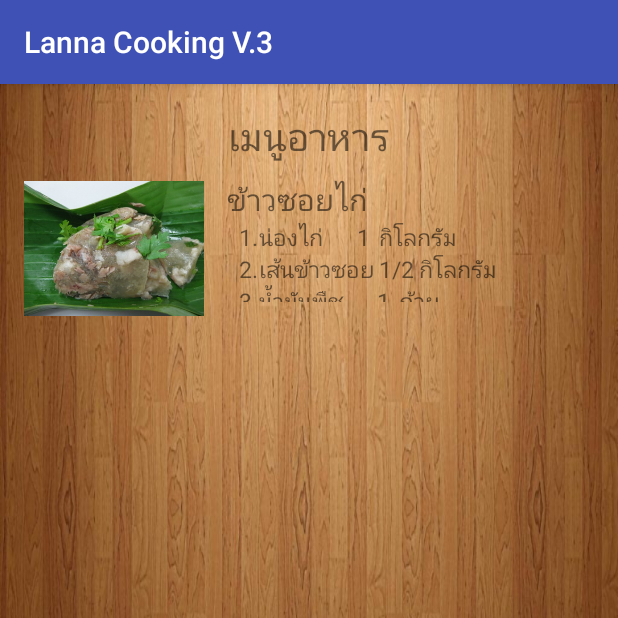
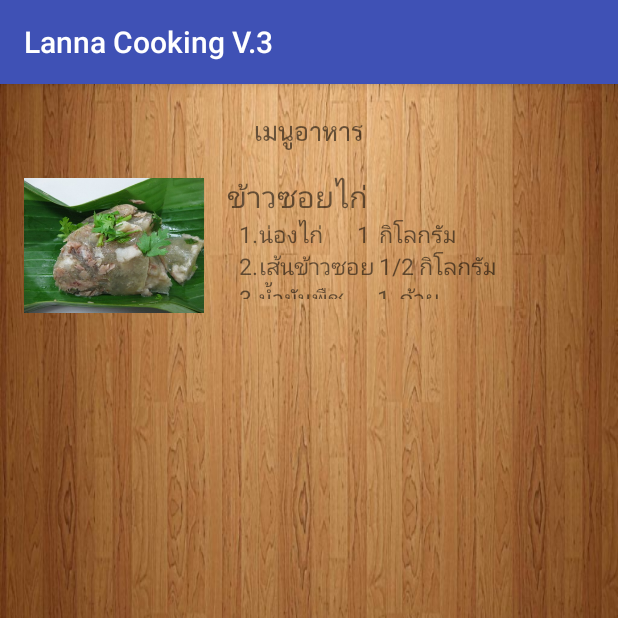
Before and after one commit to KanRMUTL/Lanna-Cooking, an Android app: the screen it shows after launch (MainActivity), on a phone screen of 412 x 824 dp, the top half of it. Run offline under Robolectric (Android 15) with nearby library versions, the phone set to English and light mode, and no system bars.

Commit message:
*จัดหน้า

```diff
--- a/LannaCookingV.3/app/src/main/java/com/kan/lannacookingv3/MainActivity.java
+++ b/LannaCookingV.3/app/src/main/java/com/kan/lannacookingv3/MainActivity.java
@@ -1,11 +1,13 @@
 package com.kan.lannacookingv3;
 
 import android.content.Intent;
+import android.graphics.Typeface;
 import android.support.v7.app.AppCompatActivity;
 import android.os.Bundle;
 import android.view.View;
 import android.widget.AdapterView;
 import android.widget.ListView;
+import android.widget.TextView;
 
 public class MainActivity extends AppCompatActivity {
     private ListView listView;
@@ -13,8 +15,12 @@
     protected void onCreate(Bundle savedInstanceState) {
         super.onCreate(savedInstanceState);
         setContentView(R.layout.activity_main);
+        Typeface mytypeface = Typeface.createFromAsset(getAssets(), "THSarabun Bold.ttf");
 
         listView = (ListView)findViewById(R.id.listView);
+
+        TextView title = (TextView)findViewById(R.id.title);
+        title.setTypeface(mytypeface);
 
         CookingDAO cookingDAO = new CookingDAO(this);
         final CookingAdapter adapter = new CookingAdapter(this, cookingDAO.findAll());
@@ -29,5 +35,6 @@
                 startActivity(e);
             }
         });
+
     }
 }
--- a/LannaCookingV.3/app/src/main/res/layout/activity_main.xml
+++ b/LannaCookingV.3/app/src/main/res/layout/activity_main.xml
@@ -14,7 +14,7 @@
         android:layout_width="wrap_content"
         android:layout_height="wrap_content"
         android:text="เมนูอาหาร"
-        android:id="@+id/textView"
+        android:id="@+id/title"
         android:layout_alignParentTop="true"
         android:layout_centerHorizontal="true"
         android:textSize="25sp" />
@@ -23,7 +23,7 @@
         android:layout_width="wrap_content"
         android:layout_height="wrap_content"
         android:id="@+id/listView"
-        android:layout_below="@+id/textView"
+        android:layout_below="@+id/title"
         android:layout_alignParentLeft="true"
         android:layout_alignParentStart="true"
         android:layout_marginTop="10dp"/>
```
Also changed, not shown: LannaCookingV.3/app/src/main/assets/THSarabun Bold Italic.ttf (added), LannaCookingV.3/app/src/main/assets/THSarabun Bold.ttf (added), LannaCookingV.3/app/src/main/assets/THSarabun Italic.ttf (added), LannaCookingV.3/app/src/main/assets/THSarabun.ttf (added).
